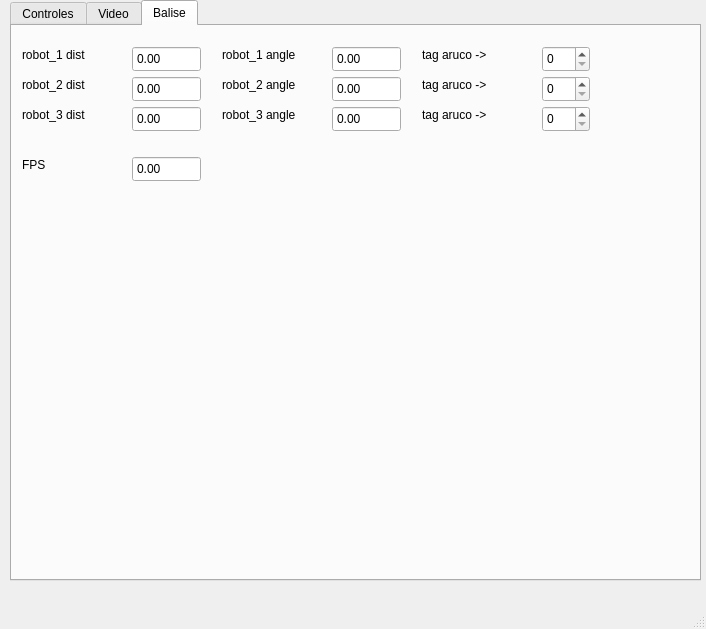
Old version of the form PluginModules/ImageProcessing/ihm_ImageProcessing.ui in the repository CRLG/LABOTBOX.
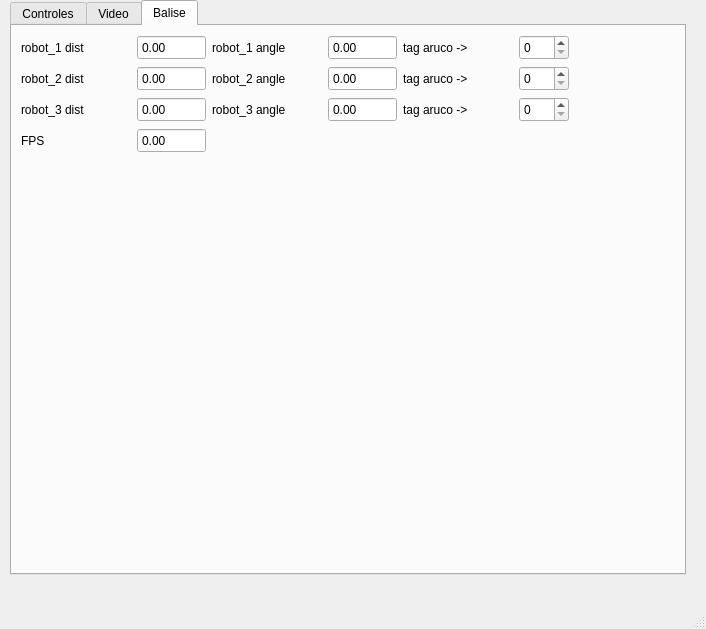
New version of the form. The open tabs and pages were chosen to show the change. Icons and pictures are not drawn. Custom widgets are drawn as their Qt base class.

Commit message: [CImageProcessing] Correction bug calibration Lorsque que le fichier de calibration n'était pas correctement lu, opnecv jetait une exception qui faisait planter labotbox. Ouverture du fichier en utilisant les fonctions native de Qt et ajout de valeur par défaut. Désactivation du thread si la vidéo n'est pas calibrée.

The edit to the form file:
```diff
--- a/PluginModules/ImageProcessing/ihm_ImageProcessing.ui
+++ b/PluginModules/ImageProcessing/ihm_ImageProcessing.ui
@@ -19,8 +19,8 @@
      <rect>
       <x>10</x>
       <y>0</y>
-      <width>691</width>
-      <height>581</height>
+      <width>676</width>
+      <height>575</height>
      </rect>
     </property>
     <property name="currentIndex">
@@ -466,128 +466,74 @@
      <attribute name="title">
       <string>Balise</string>
      </attribute>
+     <layout class="QGridLayout" name="gridLayout_3">
+      <item row="0" column="0">
+       <widget class="QLabel" name="label_6">
+        <property name="maximumSize">
+         <size>
+          <width>110</width>
+          <height>25</height>
+         </size>
+        </property>
+        <property name="text">
+         <string>robot_1 dist</string>
+        </property>
+       </widget>
+      </item>
+      <item row="0" column="1">
+       <widget class="QDoubleSpinBox" name="rob1_dist">
+        <property name="minimumSize">
+         <size>
+          <width>0</width>
+          <height>25</height>
+         </size>
+        </property>
+        <property name="maximumSize">
+         <size>
+          <width>69</width>
+          <height>25</height>
+         </size>
+        </property>
+        <property name="readOnly">
+         <bool>true</bool>
+        </property>
+        <property name="buttonSymbols">
+         <enum>QAbstractSpinBox::NoButtons</enum>
+        </property>
+        <property name="minimum">
+         <double>-999999999999999983222784.000000000000000</double>
+        </property>
+        <property name="maximum">
+         <double>1000000000000000019884624838656.000000000000000</double>
+        </property>
+       </widget>
+      </item>
+      <item row="0" column="2">
      <widget class="QLabel" name="label_10">
-      <property name="geometry">
-       <rect>
-        <x>210</x>
-        <y>20</y>
-        <width>101</width>
-        <height>17</height>
-       </rect>
+        <property name="maximumSize">
+         <size>
+          <width>110</width>
+          <height>25</height>
+         </size>
       </property>
       <property name="text">
        <string>robot_1 angle</string>
       </property>
      </widget>
-     <widget class="QDoubleSpinBox" name="rob2_angle">
-      <property name="geometry">
-       <rect>
-        <x>320</x>
-        <y>50</y>
-        <width>69</width>
-        <height>26</height>
-       </rect>
-      </property>
-      <property name="readOnly">
-       <bool>true</bool>
-      </property>
-      <property name="buttonSymbols">
-       <enum>QAbstractSpinBox::NoButtons</enum>
-      </property>
-      <property name="minimum">
-       <double>-999999999999999983222784.000000000000000</double>
-      </property>
-      <property name="maximum">
-       <double>1000000000000000019884624838656.000000000000000</double>
-      </property>
-     </widget>
-     <widget class="QDoubleSpinBox" name="fps">
-      <property name="geometry">
-       <rect>
-        <x>120</x>
-        <y>130</y>
-        <width>69</width>
-        <height>26</height>
-       </rect>
-      </property>
-      <property name="readOnly">
-       <bool>true</bool>
-      </property>
-      <property name="buttonSymbols">
-       <enum>QAbstractSpinBox::NoButtons</enum>
-      </property>
-      <property name="minimum">
-       <double>-999999999999999983222784.000000000000000</double>
-      </property>
-      <property name="maximum">
-       <double>1000000000000000019884624838656.000000000000000</double>
-      </property>
-     </widget>
-     <widget class="QDoubleSpinBox" name="rob3_dist">
-      <property name="geometry">
-       <rect>
-        <x>120</x>
-        <y>80</y>
-        <width>69</width>
-        <height>26</height>
-       </rect>
-      </property>
-      <property name="readOnly">
-       <bool>true</bool>
-      </property>
-      <property name="buttonSymbols">
-       <enum>QAbstractSpinBox::NoButtons</enum>
-      </property>
-      <property name="minimum">
-       <double>-999999999999999983222784.000000000000000</double>
-      </property>
-      <property name="maximum">
-       <double>1000000000000000019884624838656.000000000000000</double>
-      </property>
-     </widget>
-     <widget class="QLabel" name="label_9">
-      <property name="geometry">
-       <rect>
-        <x>10</x>
-        <y>80</y>
-        <width>91</width>
-        <height>17</height>
-       </rect>
-      </property>
-      <property name="text">
-       <string>robot_3 dist</string>
-      </property>
-     </widget>
-     <widget class="QDoubleSpinBox" name="rob1_dist">
-      <property name="geometry">
-       <rect>
-        <x>120</x>
-        <y>20</y>
-        <width>69</width>
-        <height>26</height>
-       </rect>
-      </property>
-      <property name="readOnly">
-       <bool>true</bool>
-      </property>
-      <property name="buttonSymbols">
-       <enum>QAbstractSpinBox::NoButtons</enum>
-      </property>
-      <property name="minimum">
-       <double>-999999999999999983222784.000000000000000</double>
-      </property>
-      <property name="maximum">
-       <double>1000000000000000019884624838656.000000000000000</double>
-      </property>
-     </widget>
+      </item>
+      <item row="0" column="3">
      <widget class="QDoubleSpinBox" name="rob1_angle">
-      <property name="geometry">
-       <rect>
-        <x>320</x>
-        <y>20</y>
+        <property name="minimumSize">
+         <size>
+          <width>0</width>
+          <height>25</height>
+         </size>
+        </property>
+        <property name="maximumSize">
+         <size>
         <width>69</width>
-        <height>26</height>
-       </rect>
+          <height>25</height>
+         </size>
       </property>
       <property name="readOnly">
        <bool>true</bool>
@@ -602,184 +548,326 @@
        <double>1000000000000000019884624838656.000000000000000</double>
       </property>
      </widget>
-     <widget class="QLabel" name="label_6">
-      <property name="geometry">
-       <rect>
-        <x>10</x>
-        <y>20</y>
-        <width>91</width>
-        <height>17</height>
-       </rect>
+      </item>
+      <item row="0" column="4">
+       <widget class="QLabel" name="label_14">
+        <property name="maximumSize">
+         <size>
+          <width>110</width>
+          <height>25</height>
+         </size>
       </property>
       <property name="text">
-       <string>robot_1 dist</string>
-      </property>
-     </widget>
-     <widget class="QDoubleSpinBox" name="rob2_dist">
-      <property name="geometry">
-       <rect>
-        <x>120</x>
-        <y>50</y>
-        <width>69</width>
-        <height>26</height>
-       </rect>
-      </property>
-      <property name="readOnly">
-       <bool>true</bool>
-      </property>
-      <property name="buttonSymbols">
-       <enum>QAbstractSpinBox::NoButtons</enum>
-      </property>
-      <property name="minimum">
-       <double>-999999999999999983222784.000000000000000</double>
-      </property>
-      <property name="maximum">
-       <double>1000000000000000019884624838656.000000000000000</double>
-      </property>
-     </widget>
-     <widget class="QLabel" name="label_12">
-      <property name="geometry">
-       <rect>
-        <x>210</x>
-        <y>80</y>
-        <width>101</width>
-        <height>17</height>
-       </rect>
-      </property>
-      <property name="text">
-       <string>robot_3 angle</string>
-      </property>
-     </widget>
-     <widget class="QDoubleSpinBox" name="rob3_angle">
-      <property name="geometry">
-       <rect>
-        <x>320</x>
-        <y>80</y>
-        <width>69</width>
-        <height>26</height>
-       </rect>
-      </property>
-      <property name="readOnly">
-       <bool>true</bool>
-      </property>
-      <property name="buttonSymbols">
-       <enum>QAbstractSpinBox::NoButtons</enum>
-      </property>
-      <property name="minimum">
-       <double>-999999999999999983222784.000000000000000</double>
-      </property>
-      <property name="maximum">
-       <double>1000000000000000019884624838656.000000000000000</double>
-      </property>
-     </widget>
+         <string>tag aruco -&gt;</string>
+        </property>
+       </widget>
+      </item>
+      <item row="0" column="5">
+       <widget class="QSpinBox" name="spinBox">
+        <property name="minimumSize">
+         <size>
+          <width>30</width>
+          <height>25</height>
+         </size>
+        </property>
+        <property name="maximumSize">
+         <size>
+          <width>50</width>
+          <height>25</height>
+         </size>
+        </property>
+       </widget>
+      </item>
+      <item row="0" column="6" rowspan="5">
+       <spacer name="horizontalSpacer_2">
+        <property name="orientation">
+         <enum>Qt::Horizontal</enum>
+        </property>
+        <property name="sizeHint" stdset="0">
+         <size>
+          <width>94</width>
+          <height>498</height>
+         </size>
+        </property>
+       </spacer>
+      </item>
+      <item row="1" column="0">
      <widget class="QLabel" name="label_4">
-      <property name="geometry">
-       <rect>
-        <x>10</x>
-        <y>50</y>
-        <width>91</width>
-        <height>17</height>
-       </rect>
+        <property name="maximumSize">
+         <size>
+          <width>110</width>
+          <height>25</height>
+         </size>
       </property>
       <property name="text">
        <string>robot_2 dist</string>
       </property>
      </widget>
-     <widget class="QLabel" name="label_13">
-      <property name="geometry">
-       <rect>
-        <x>10</x>
-        <y>130</y>
-        <width>101</width>
-        <height>17</height>
-       </rect>
-      </property>
-      <property name="text">
-       <string>FPS</string>
-      </property>
-     </widget>
+      </item>
+      <item row="1" column="1">
+       <widget class="QDoubleSpinBox" name="rob2_dist">
+        <property name="minimumSize">
+         <size>
+          <width>0</width>
+          <height>25</height>
+         </size>
+        </property>
+        <property name="maximumSize">
+         <size>
+          <width>69</width>
+          <height>25</height>
+         </size>
+        </property>
+        <property name="readOnly">
+         <bool>true</bool>
+        </property>
+        <property name="buttonSymbols">
+         <enum>QAbstractSpinBox::NoButtons</enum>
+        </property>
+        <property name="minimum">
+         <double>-999999999999999983222784.000000000000000</double>
+        </property>
+        <property name="maximum">
+         <double>1000000000000000019884624838656.000000000000000</double>
+        </property>
+       </widget>
+      </item>
+      <item row="1" column="2">
      <widget class="QLabel" name="label_11">
-      <property name="geometry">
-       <rect>
-        <x>210</x>
-        <y>50</y>
-        <width>101</width>
-        <height>17</height>
-       </rect>
+        <property name="maximumSize">
+         <size>
+          <width>110</width>
+          <height>25</height>
+         </size>
       </property>
       <property name="text">
        <string>robot_2 angle</string>
       </property>
      </widget>
-     <widget class="QLabel" name="label_14">
-      <property name="geometry">
-       <rect>
-        <x>410</x>
-        <y>20</y>
-        <width>91</width>
-        <height>17</height>
-       </rect>
-      </property>
-      <property name="text">
-       <string>tag aruco -&gt;</string>
-      </property>
-     </widget>
+      </item>
+      <item row="1" column="3">
+       <widget class="QDoubleSpinBox" name="rob2_angle">
+        <property name="minimumSize">
+         <size>
+          <width>0</width>
+          <height>25</height>
+         </size>
+        </property>
+        <property name="maximumSize">
+         <size>
+          <width>69</width>
+          <height>25</height>
+         </size>
+        </property>
+        <property name="readOnly">
+         <bool>true</bool>
+        </property>
+        <property name="buttonSymbols">
+         <enum>QAbstractSpinBox::NoButtons</enum>
+        </property>
+        <property name="minimum">
+         <double>-999999999999999983222784.000000000000000</double>
+        </property>
+        <property name="maximum">
+         <double>1000000000000000019884624838656.000000000000000</double>
+        </property>
+       </widget>
+      </item>
+      <item row="1" column="4">
      <widget class="QLabel" name="label_15">
-      <property name="geometry">
-       <rect>
-        <x>410</x>
-        <y>50</y>
-        <width>91</width>
-        <height>17</height>
-       </rect>
+        <property name="maximumSize">
+         <size>
+          <width>110</width>
+          <height>25</height>
+         </size>
       </property>
       <property name="text">
        <string>tag aruco -&gt;</string>
       </property>
      </widget>
-     <widget class="QLabel" name="label_16">
-      <property name="geometry">
-       <rect>
-        <x>410</x>
-        <y>80</y>
-        <width>91</width>
-        <height>17</height>
-       </rect>
-      </property>
-      <property name="text">
-       <string>tag aruco -&gt;</string>
-      </property>
-     </widget>
-     <widget class="QSpinBox" name="spinBox">
-      <property name="geometry">
-       <rect>
-        <x>530</x>
-        <y>20</y>
-        <width>48</width>
-        <height>26</height>
-       </rect>
-      </property>
-     </widget>
+      </item>
+      <item row="1" column="5">
      <widget class="QSpinBox" name="spinBox_2">
-      <property name="geometry">
-       <rect>
-        <x>530</x>
-        <y>50</y>
-        <width>48</width>
-        <height>26</height>
-       </rect>
-      </property>
-     </widget>
+        <property name="minimumSize">
+         <size>
+          <width>30</width>
+          <height>25</height>
+         </size>
+        </property>
+        <property name="maximumSize">
+         <size>
+          <width>50</width>
+          <height>25</height>
+         </size>
+        </property>
+       </widget>
+      </item>
+      <item row="2" column="0">
+       <widget class="QLabel" name="label_9">
+        <property name="maximumSize">
+         <size>
+          <width>110</width>
+          <height>25</height>
+         </size>
+        </property>
+        <property name="text">
+         <string>robot_3 dist</string>
+        </property>
+       </widget>
+      </item>
+      <item row="2" column="1">
+       <widget class="QDoubleSpinBox" name="rob3_dist">
+        <property name="minimumSize">
+         <size>
+          <width>0</width>
+          <height>25</height>
+         </size>
+        </property>
+        <property name="maximumSize">
+         <size>
+          <width>69</width>
+          <height>25</height>
+         </size>
+        </property>
+        <property name="readOnly">
+         <bool>true</bool>
+        </property>
+        <property name="buttonSymbols">
+         <enum>QAbstractSpinBox::NoButtons</enum>
+        </property>
+        <property name="minimum">
+         <double>-999999999999999983222784.000000000000000</double>
+        </property>
+        <property name="maximum">
+         <double>1000000000000000019884624838656.000000000000000</double>
+        </property>
+       </widget>
+      </item>
+      <item row="2" column="2">
+       <widget class="QLabel" name="label_12">
+        <property name="maximumSize">
+         <size>
+          <width>110</width>
+          <height>25</height>
+         </size>
+        </property>
+        <property name="text">
+         <string>robot_3 angle</string>
+        </property>
+       </widget>
+      </item>
+      <item row="2" column="3">
+       <widget class="QDoubleSpinBox" name="rob3_angle">
+        <property name="minimumSize">
+         <size>
+          <width>0</width>
+          <height>25</height>
+         </size>
+        </property>
+        <property name="maximumSize">
+         <size>
+          <width>69</width>
+          <height>25</height>
+         </size>
+        </property>
+        <property name="readOnly">
+         <bool>true</bool>
+        </property>
+        <property name="buttonSymbols">
+         <enum>QAbstractSpinBox::NoButtons</enum>
+        </property>
+        <property name="minimum">
+         <double>-999999999999999983222784.000000000000000</double>
+        </property>
+        <property name="maximum">
+         <double>1000000000000000019884624838656.000000000000000</double>
+        </property>
+       </widget>
+      </item>
+      <item row="2" column="4">
+       <widget class="QLabel" name="label_16">
+        <property name="maximumSize">
+         <size>
+          <width>110</width>
+          <height>25</height>
+         </size>
+        </property>
+        <property name="text">
+         <string>tag aruco -&gt;</string>
+        </property>
+       </widget>
+      </item>
+      <item row="2" column="5">
      <widget class="QSpinBox" name="spinBox_3">
-      <property name="geometry">
-       <rect>
-        <x>530</x>
-        <y>80</y>
-        <width>48</width>
-        <height>26</height>
-       </rect>
-      </property>
-     </widget>
+        <property name="minimumSize">
+         <size>
+          <width>30</width>
+          <height>25</height>
+         </size>
+        </property>
+        <property name="maximumSize">
+         <size>
+          <width>50</width>
+          <height>25</height>
+         </size>
+        </property>
+       </widget>
+      </item>
+      <item row="3" column="0">
+       <widget class="QLabel" name="label_13">
+        <property name="maximumSize">
+         <size>
+          <width>110</width>
+          <height>25</height>
+         </size>
+        </property>
+        <property name="text">
+         <string>FPS</string>
+        </property>
+       </widget>
+      </item>
+      <item row="3" column="1">
+       <widget class="QDoubleSpinBox" name="fps">
+        <property name="minimumSize">
+         <size>
+          <width>0</width>
+          <height>25</height>
+         </size>
+        </property>
+        <property name="maximumSize">
+         <size>
+          <width>69</width>
+          <height>25</height>
+         </size>
+        </property>
+        <property name="readOnly">
+         <bool>true</bool>
+        </property>
+        <property name="buttonSymbols">
+         <enum>QAbstractSpinBox::NoButtons</enum>
+        </property>
+        <property name="minimum">
+         <double>-999999999999999983222784.000000000000000</double>
+        </property>
+        <property name="maximum">
+         <double>1000000000000000019884624838656.000000000000000</double>
+        </property>
+       </widget>
+      </item>
+      <item row="4" column="0" colspan="6">
+       <spacer name="verticalSpacer_2">
+        <property name="orientation">
+         <enum>Qt::Vertical</enum>
+        </property>
+        <property name="sizeHint" stdset="0">
+         <size>
+          <width>548</width>
+          <height>399</height>
+         </size>
+        </property>
+       </spacer>
+      </item>
+     </layout>
     </widget>
    </widget>
   </widget>
```
Left out of the diff: 589 changed lines with no effect on the pictures. Lines whose indentation alone changed are shown as unchanged. The commit also changes 3 other files.
